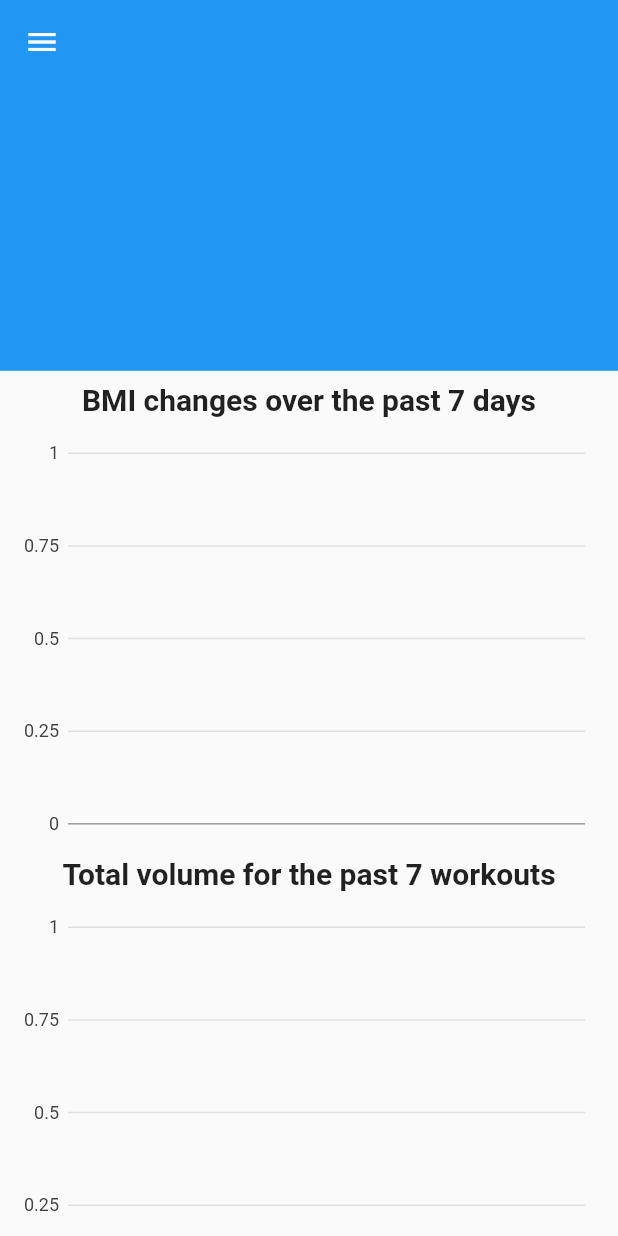
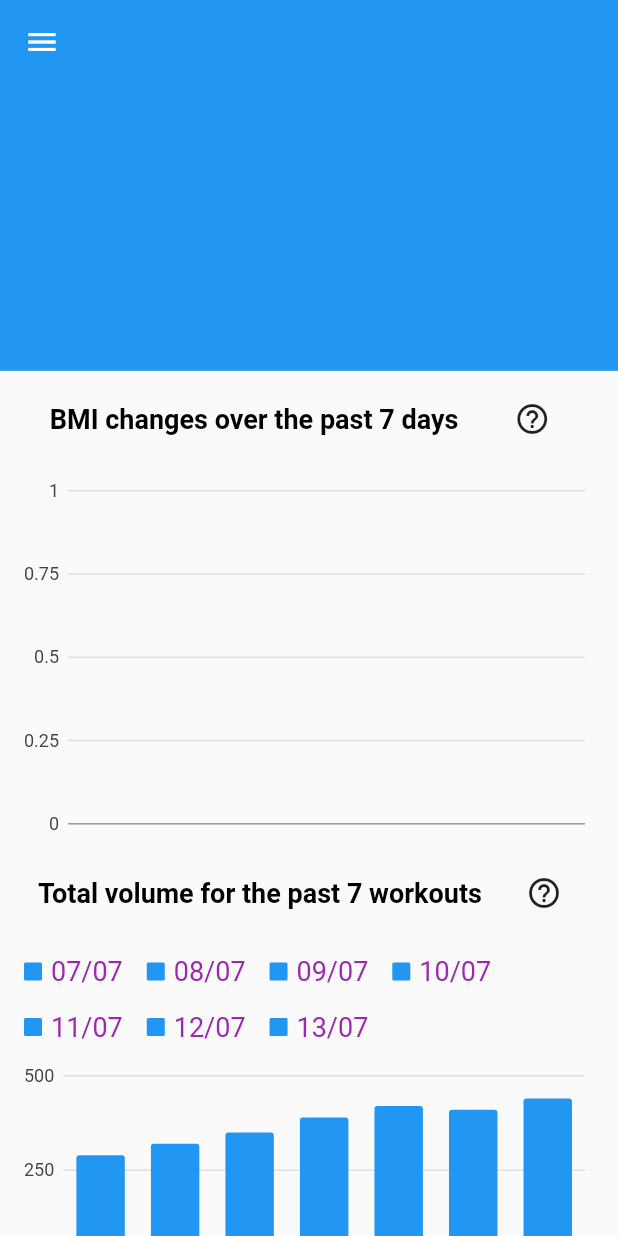
Before and after one commit to malcolmsng/Jamal_Project, a Flutter app: the HomePage screen opened directly, on a phone screen of 412 x 824 dp. Run offline on Flutter 3.47's test engine with Material 2 defaults, Android fonts, the phone set to English and light mode, and no system bars; drawn by our look-alikes of fl_chart; our stand-ins replace charts_flutter, circular_countdown_timer, cloud_firestore, firebase_auth, firebase_core, modal_bottom_sheet and 5 more; missing offline and left inert: smart_select; accounts and stored records are empty; Roboto replaces fonts that are missing (Georgia); key blocks and very long unbroken strings in the code were emptied for the run.

Commit message:
home page edits

```diff
--- a/lib/model/volume.dart
+++ b/lib/model/volume.dart
@@ -5,10 +5,14 @@ class Volume {
   int amount;
   double value;
 
-  Volume(date, amount) {
-    this.date = date;
-    this.amount = amount;
-  }
+  Volume(this.date, this.amount);
+
+  // Volume.fromMap(Map<String, dynamic> map)
+  //     : assert(map['date'] != null),
+  //       // assert(map['weight'] != null),
+  //       date = map['date'],
+  //       //weight = map['weight'],
+  //       value = map['weight'] * 10000 / (map['height'] * map['height']);
 
   @override
   String toString() => "Record<$date:$amount>";
--- a/lib/ui/home_page.dart
+++ b/lib/ui/home_page.dart
@@ -61,6 +61,64 @@ class _HomePageState extends State<HomePage> {
         data: myVolumedata,
         // labelAccessorFn: (BMI row, _) => "${row.weight}",
       ),
+    );
+  }
+
+  // Definition of BMI
+  Future<void> _whatIsBMIDialog() async {
+    return showDialog<void>(
+      context: context,
+      barrierDismissible: false, // user must tap button
+      builder: (BuildContext context) {
+        return AlertDialog(
+          title: Text('BMI'),
+          actions: <Widget>[
+            Text(
+                'BMI is calculated by dividing the weight of a user (in kg) by the square of their height (in m).'),
+            TextButton(
+              child: Text('Close'),
+              onPressed: () {
+                Navigator.pop(context);
+                // Navigator.push(
+                //   context,
+                //   MaterialPageRoute(
+                //     builder: (context) => HomePage(),
+                //   ),
+                // );
+              },
+            ),
+          ],
+        );
+      },
+    );
+  }
+
+  // Definition of volume
+  Future<void> _whatIsVolumeDialog() async {
+    return showDialog<void>(
+      context: context,
+      barrierDismissible: false, // user must tap button
+      builder: (BuildContext context) {
+        return AlertDialog(
+          title: Text('Volume'),
+          actions: <Widget>[
+            Text(
+                'Volume is calculated by multiplying the number of sets with number of reps for each exercise in a workout. If weights are used, they are multiplied in as well (in kg).'),
+            TextButton(
+              child: Text('Close'),
+              onPressed: () {
+                Navigator.pop(context);
+                // Navigator.push(
+                //   context,
+                //   MaterialPageRoute(
+                //     builder: (context) => HomePage(),
+                //   ),
+                // );
+              },
+            ),
+          ],
+        );
+      },
     );
   }
 
@@ -208,16 +266,23 @@ class _HomePageState extends State<HomePage> {
           if (!snapshot.hasData) {
             return LinearProgressIndicator();
           } else {
-            List<Volume> totalVolume = [];
+            //hardcode values for now
+            List<Volume> totalVolume = [
+              Volume("07/07", 290),
+              Volume("08/07", 320),
+              Volume("09/07", 350),
+              Volume("10/07", 390),
+              Volume("11/07", 420),
+              Volume("12/07", 410),
+              Volume("13/07", 440)
+            ];
+            // List<Volume> totalVolume = [];
             // snapshot.data.docs.forEach(x =>
             //   Map<String, dynamic> obj = doc.data;
             //   totalVolume.add(obj);
             // convert this Map to your custom object and add it to your list
             //);
-            // List<Volume> totalVolume = [
-            //   Volume("12/07", 50),
-            //   Volume("13/07", 70)
-            // ];
+
             // List<Volume> totalVolume = snapshot.data.docs
             //     // documents
             //     .map((documentSnapshot) => Volume(documentSnapshot.data()))
@@ -245,10 +310,20 @@ class _HomePageState extends State<HomePage> {
         child: Center(
           child: Column(
             children: <Widget>[
+              Row(mainAxisAlignment: MainAxisAlignment.spaceEvenly, children: [
                 Text(
                   'BMI changes over the past 7 days',
-                style: TextStyle(fontSize: 20.0, fontWeight: FontWeight.bold),
+                  style: TextStyle(
+                      fontSize: 18.0,
+                      fontWeight: FontWeight.bold,
+                      color: Colors.black),
                 ),
+                IconButton(
+                    onPressed: () async {
+                      _whatIsBMIDialog();
+                    },
+                    icon: new Icon(Icons.help_outline))
+              ]),
               SizedBox(
                 height: 10.0,
               ),
@@ -285,10 +360,20 @@ class _HomePageState extends State<HomePage> {
         child: Center(
           child: Column(
             children: <Widget>[
+              Row(mainAxisAlignment: MainAxisAlignment.spaceEvenly, children: [
                 Text(
                   'Total volume for the past 7 workouts',
-                style: TextStyle(fontSize: 20.0, fontWeight: FontWeight.bold),
+                  style: TextStyle(
+                      fontSize: 18.0,
+                      fontWeight: FontWeight.bold,
+                      color: Colors.black),
                 ),
+                IconButton(
+                    onPressed: () async {
+                      _whatIsVolumeDialog();
+                    },
+                    icon: new Icon(Icons.help_outline))
+              ]),
               SizedBox(
                 height: 10.0,
               ),
```
Lines whose indentation alone changed are shown as unchanged.
